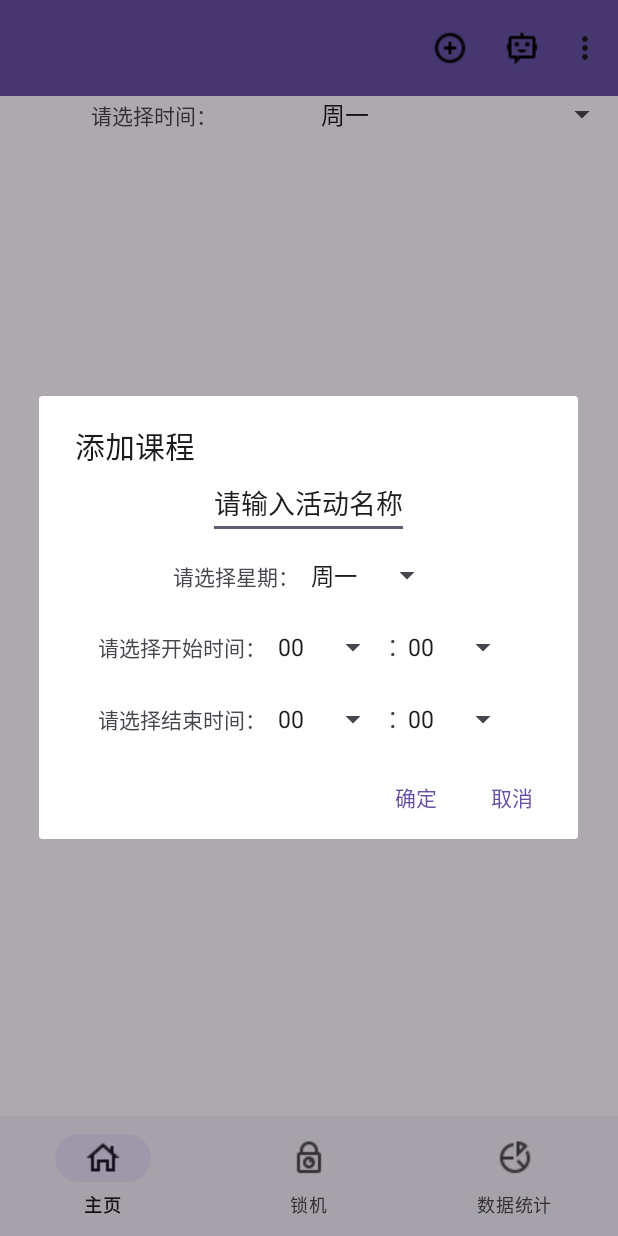
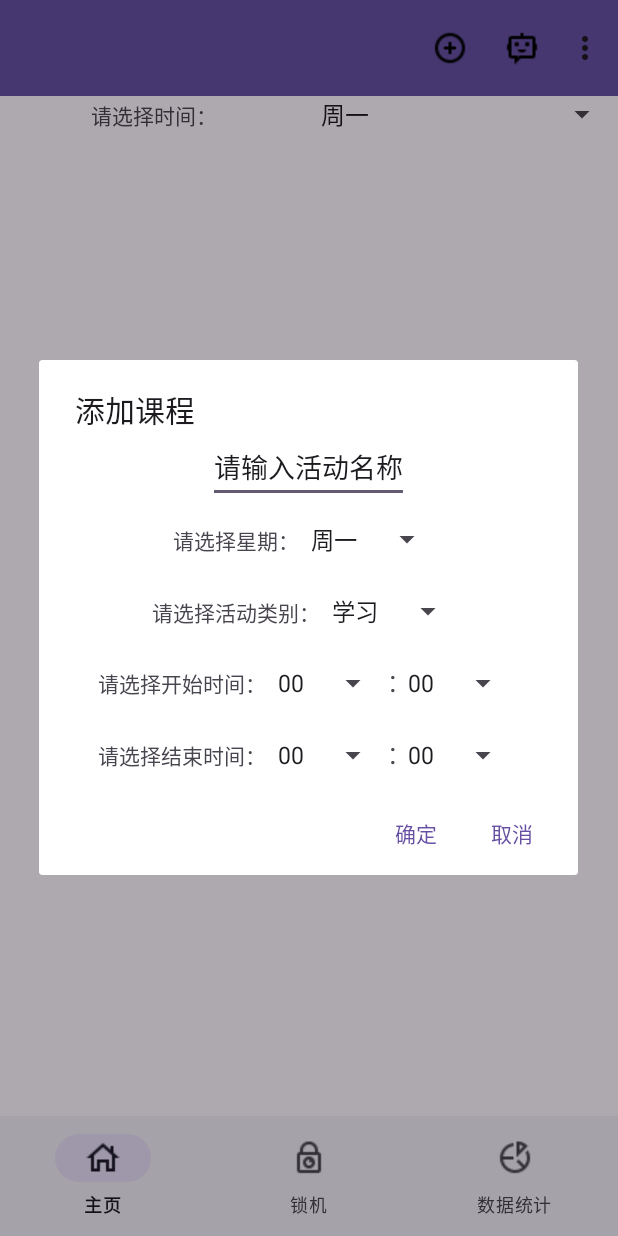
Before and after one commit to xv2ccx2/TimeManage_1, an Android app built with Jetpack Compose: the screen it shows after launch (MainActivity), after a tap on "Add", on a phone screen of 412 x 824 dp. Run offline under Robolectric (Android 15) with nearby library versions, the phone set to English and light mode, and no system bars.

Commit message:
自动锁机

```diff
--- a/app/src/main/java/com/example/timemanage/DatabaseHelper.java
+++ b/app/src/main/java/com/example/timemanage/DatabaseHelper.java
@@ -13,7 +13,8 @@ public class DatabaseHelper extends SQLiteOpenHelper {
             + "name text,"
             + "startTime text,"
             + "endTime text,"
-            + "week integer)";
+            + "week integer," +
+            "category text)";
 
     //日程信息用于数据统计
     public static final String SCHEDULE = "create table schedule("
@@ -23,6 +24,11 @@ public class DatabaseHelper extends SQLiteOpenHelper {
 //            + "schedule_endTime integer,"
             + "schedule_dateTime String,"
             + "schedule_sum_time integer)";
+
+    public static final String QUESTION = "create table question("
+            + "id integer primary key autoincrement,"
+            + "content text,"
+            + "answer text)";
     private Context mContext;
     public DatabaseHelper(@Nullable Context context, @Nullable String name, @Nullable SQLiteDatabase.CursorFactory factory, int version) {
         super(context, name, factory, version);
@@ -34,6 +40,7 @@ public class DatabaseHelper extends SQLiteOpenHelper {
         //System.out.println(COURSE);
         db.execSQL(COURSE);
         db.execSQL(SCHEDULE);
+        db.execSQL(QUESTION);
         //Toast.makeText(mContext, "Create succeed", Toast.LENGTH_SHORT).show();
     }
 
--- /dev/null
+++ b/app/src/main/java/com/example/timemanage/InsertQuestion.java
@@ -0,0 +1,34 @@
+package com.example.timemanage;
+
+import android.content.ContentValues;
+import android.database.Cursor;
+import android.database.sqlite.SQLiteDatabase;
+
+import java.util.ArrayList;
+import java.util.Collection;
+import java.util.HashMap;
+import java.util.Map;
+import java.util.Set;
+
+public class InsertQuestion {
+    SQLiteDatabase sqLiteDatabase;
+    public InsertQuestion(SQLiteDatabase database){
+        this.sqLiteDatabase = database;
+        this.insert();
+    }
+
+    private void insert(){
+//        Map<String,String> qs = new HashMap<>();
+//        qs.put("曲面z=x+2y+ln(1+x^2+y^2)在点(0,0,0)处的切平面方程为_","x+2y-z=0");
+        Cursor cursor = sqLiteDatabase.query("question", null, null, null, null, null, null);
+        int count = cursor.getCount();
+        ContentValues values = new ContentValues();
+//        Set<String> key = qs.keySet();
+//        Collection<String> entry = qs.values();
+        values.put("id", count+1);
+        values.put("content", "曲面z=x+2y+ln(1+x^2+y^2)在点(0,0,0)处的切平面方程为_");
+        values.put("answer", "x+2y-z=0");
+        sqLiteDatabase.insert("question",null,values);
+    }
+
+}
--- a/app/src/main/java/com/example/timemanage/MainActivity.java
+++ b/app/src/main/java/com/example/timemanage/MainActivity.java
@@ -1,35 +1,26 @@
 package com.example.timemanage;
 
 import androidx.annotation.NonNull;
-import androidx.appcompat.app.AlertDialog;
 import androidx.appcompat.app.AppCompatActivity;
 
-import android.content.DialogInterface;
 import android.content.Intent;
+import android.database.sqlite.SQLiteDatabase;
 import android.os.Bundle;
-import android.view.LayoutInflater;
-import android.view.Menu;
 import android.view.MenuItem;
-import android.view.View;
-import android.widget.ArrayAdapter;
-import android.widget.Spinner;
-import android.widget.Toast;
-import androidx.appcompat.widget.Toolbar;
+
 import androidx.fragment.app.Fragment;
 import androidx.fragment.app.FragmentManager;
 import androidx.fragment.app.FragmentTransaction;
 
-import com.google.android.material.bottomnavigation.BottomNavigationItemView;
 import com.google.android.material.bottomnavigation.BottomNavigationView;
 import com.google.android.material.navigation.NavigationBarView;
-
-import java.util.ArrayList;
-import java.util.zip.Inflater;
 
 public class MainActivity extends AppCompatActivity {
     private Fragment fragment_main;
     private Fragment fragment_lock;
     private Fragment fragment_statistic;
+
+    static SQLiteDatabase sqLiteDatabase;
 
     private DatabaseHelper myDatabaseHelper;
 
@@ -50,6 +41,16 @@ public class MainActivity extends AppCompatActivity {
         myDatabaseHelper.getWritableDatabase();
         myDatabaseHelper = new DatabaseHelper(this,"SCHEDULE.db",null,1);
         myDatabaseHelper.getWritableDatabase();
+        SQLiteDatabase db = new DatabaseHelper(this,"question.db",null,1)
+                .getWritableDatabase();
+        new InsertQuestion(db);
+
+        MainActivity.sqLiteDatabase = new DatabaseHelper(this,"Course.db",null,1)
+                .getWritableDatabase();
+
+        Intent intent = new Intent(MainActivity.this, AutoLockService.class);
+        startService(intent);
+
         bottomNavigationItemView.setOnItemSelectedListener(new NavigationBarView.OnItemSelectedListener() {
             @Override
             public boolean onNavigationItemSelected(@NonNull MenuItem menuItem) {
@@ -66,6 +67,7 @@ public class MainActivity extends AppCompatActivity {
                         break;
                     case R.id.item_tab3:
                         fragmentTransaction.replace(R.id.fragment_layout, fragment_statistic);
+//                        Intent serviceIntent = new Intent(getBaseContext(), AutoLockService.class);
                         break;
                 }
                 fragmentTransaction.commit();
--- a/app/src/main/java/com/example/timemanage/MainFragment.java
+++ b/app/src/main/java/com/example/timemanage/MainFragment.java
@@ -126,7 +126,7 @@ public class MainFragment extends Fragment {
                 Fragment fragment = new ShowCourseFragment(week);
                 FragmentManager fragmentManager = getChildFragmentManager();;
                 FragmentTransaction fragmentTransaction = fragmentManager.beginTransaction();
-                fragmentTransaction.add(R.id.fragment_layout_2,fragment);
+                fragmentTransaction.replace(R.id.fragment_layout_2,fragment);
                 fragmentTransaction.commit();
             }
 
@@ -156,6 +156,7 @@ public class MainFragment extends Fragment {
         View view = LayoutInflater.from(getActivity()).inflate(R.layout.activity_add_dialog, null);
         EditText editText = view.findViewById(R.id.editText);
         Spinner week_spinner = (Spinner) view.findViewById(R.id.week_spinner);
+        Spinner category_spinner = (Spinner) view.findViewById(R.id.categoryspinner);
         Spinner time_spinner_1 = (Spinner) view.findViewById(R.id.time_spinner_1);
         Spinner time_spinner_2 = (Spinner) view.findViewById(R.id.time_spinner_2);
         Spinner time_spinner_3 = (Spinner) view.findViewById(R.id.time_spinner_3);
@@ -163,6 +164,7 @@ public class MainFragment extends Fragment {
         ArrayList<String> arrayList = new ArrayList<>();
         ArrayList<String> arrayList2 = new ArrayList<>();
         ArrayList<String> arrayList3 = new ArrayList<>();
+        ArrayList<String> arrayList4 = new ArrayList<>();
         arrayList.add("周一");
         arrayList.add("周二");
         arrayList.add("周三");
@@ -176,6 +178,7 @@ public class MainFragment extends Fragment {
         arrayList2.add("11");arrayList2.add("12");arrayList2.add("13");arrayList2.add("14");arrayList2.add("15");
         arrayList2.add("16");arrayList2.add("17");arrayList2.add("18");arrayList2.add("19");arrayList2.add("20");
         arrayList2.add("21");arrayList2.add("22");arrayList2.add("23");
+        arrayList4.add("学习");arrayList4.add("娱乐");arrayList4.add("运动");arrayList4.add("其他");
         for (int i = 0;i < 60;i++){
             String a = String.format("%02d",i);
             arrayList3.add(a);
@@ -183,7 +186,9 @@ public class MainFragment extends Fragment {
         ArrayAdapter<String> arrayAdapter = new ArrayAdapter<>(mainContext, androidx.appcompat.R.layout.support_simple_spinner_dropdown_item,arrayList);
         ArrayAdapter<String> arrayAdapter2 = new ArrayAdapter<>(mainContext, androidx.appcompat.R.layout.support_simple_spinner_dropdown_item,arrayList2);
         ArrayAdapter<String> arrayAdapter3 = new ArrayAdapter<>(mainContext, androidx.appcompat.R.layout.support_simple_spinner_dropdown_item,arrayList3);
+        ArrayAdapter<String> arrayAdapter4 = new ArrayAdapter<>(mainContext, androidx.appcompat.R.layout.support_simple_spinner_dropdown_item,arrayList4);
         week_spinner.setAdapter(arrayAdapter);
+        category_spinner.setAdapter(arrayAdapter4);
         time_spinner_1.setAdapter(arrayAdapter2);
         time_spinner_2.setAdapter(arrayAdapter3);
         time_spinner_3.setAdapter(arrayAdapter2);
@@ -206,6 +211,7 @@ public class MainFragment extends Fragment {
                 String t2 = time_spinner_2.getSelectedItem().toString();
                 String t3 = time_spinner_3.getSelectedItem().toString();
                 String t4 = time_spinner_4.getSelectedItem().toString();
+                String t5 = category_spinner.getSelectedItem().toString();
 
                 if((editText.getText() == null) || (Integer.parseInt(t1) > Integer.parseInt(t3))
                         || ((Integer.parseInt(t1) == Integer.parseInt(t3)) && (Integer.parseInt(t4) >= Integer.parseInt(t2)))){
@@ -230,6 +236,7 @@ public class MainFragment extends Fragment {
                     values.put("startTime", t1 + ":" + t2);
                     values.put("endTime", t3 + ":" + t4);
                     values.put("week",week);
+                    values.put("category",t5);
                     db.insert("Course",null,values);
 //                String name ="";
 //                //Cursor cursor = db.query("Course", null, null, null, null, null, null);
--- a/app/src/main/res/layout/activity_add_dialog.xml
+++ b/app/src/main/res/layout/activity_add_dialog.xml
@@ -20,6 +20,19 @@
             android:text="请选择星期："
             />
         <Spinner android:id="@+id/week_spinner"
+            android:layout_width="wrap_content"
+            android:layout_height="wrap_content"
+            />
+    </LinearLayout>
+    <LinearLayout
+        android:layout_width="wrap_content"
+        android:layout_height="wrap_content">
+        <TextView
+            android:layout_width="wrap_content"
+            android:layout_height="wrap_content"
+            android:text="请选择活动类别："
+            />
+        <Spinner android:id="@+id/categoryspinner"
             android:layout_width="wrap_content"
             android:layout_height="wrap_content"
             />
```
Also changed, not shown: app/src/main/AndroidManifest.xml (+14 -3 lines), app/src/main/java/com/example/timemanage/AutoLockActivity.java (added, +41 -0 lines), app/src/main/java/com/example/timemanage/AutoLockService.java (added, +128 -0 lines), app/src/main/res/layout/activity_auto_lock.xml (added, +41 -0 lines).
